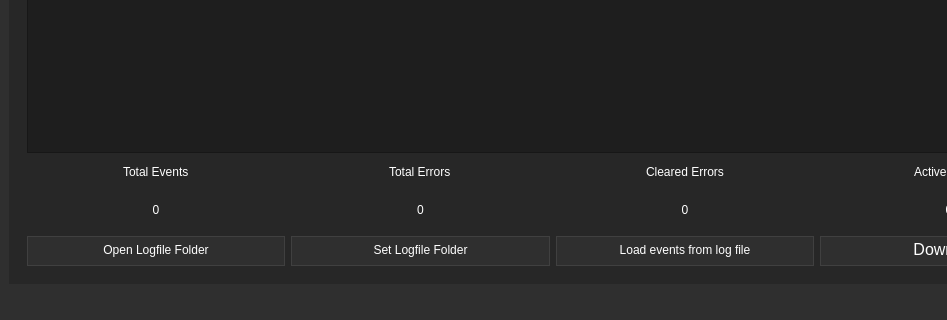
Qt form weapon-system-support-software/mainwindow.ui (Team-Controller-NAU/Controller) before a commit; both pictures show x 0 to 947 and y 300 to 620 of the 1105 by 620 pixel window.
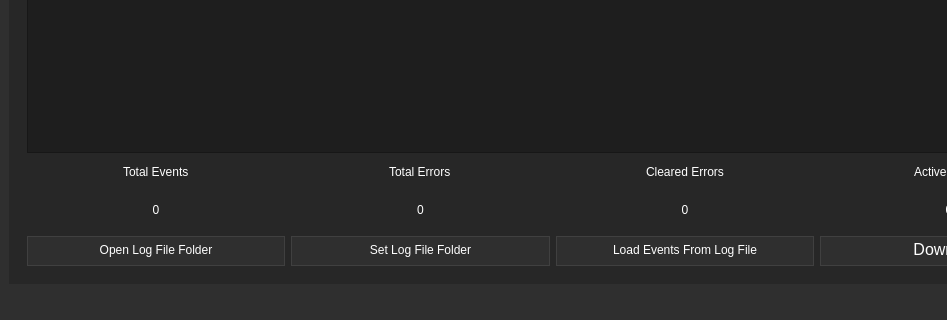
The same form after that commit. The open tabs and pages were chosen to show the change. Icons and pictures are not drawn. Custom widgets are drawn as their Qt base class.

Commit message: changed the text on the logfile boxes to match

Patch:
```diff
--- a/weapon-system-support-software/mainwindow.ui
+++ b/weapon-system-support-software/mainwindow.ui
@@ -675,7 +675,7 @@
 }</string>
                  </property>
                  <property name="text">
-                  <string>Set Logfile Folder</string>
+                  <string>Set Log File Folder</string>
                  </property>
                  <property name="autoRepeatDelay">
                   <number>300</number>
@@ -847,7 +847,7 @@
 }</string>
                  </property>
                  <property name="text">
-                  <string>Open Logfile Folder</string>
+                  <string>Open Log File Folder</string>
                  </property>
                 </widget>
                </item>
@@ -919,7 +919,7 @@
 }</string>
                  </property>
                  <property name="text">
-                  <string>Load events from log file</string>
+                  <string>Load Events From Log File</string>
                  </property>
                 </widget>
                </item>
```
Left out of the diff: 2 changed lines with no effect on the pictures. The commit also changes 1 other file.
